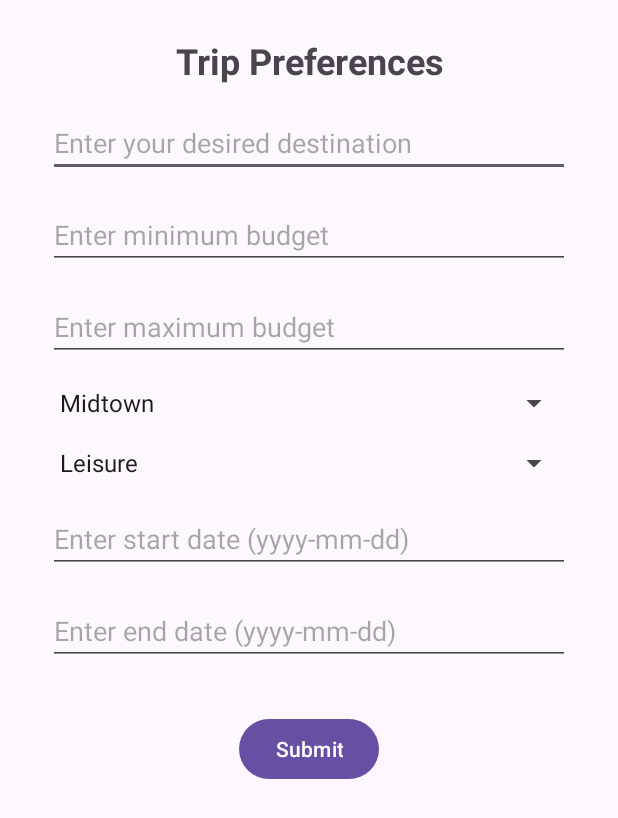
After one commit to 56bar56/finalProject, an Android app: the questionnaireActivity screen opened directly, with no data from a screen before it, on a phone screen of 412 x 824 dp. The commit adds this screen. Shown: the top 818 px of the screen. Run offline under Robolectric (Android 15) with nearby library versions, the phone set to English and light mode, and no system bars.

Commit message:
questionnaire activity

```diff
--- a/app/src/main/AndroidManifest.xml
+++ b/app/src/main/AndroidManifest.xml
@@ -18,12 +18,16 @@
         android:theme="@style/Theme.Targil4_AP2"
         android:usesCleartextTraffic="true"
         tools:targetApi="31">
+        <activity
+            android:name=".questionnaireActivity"
+            android:exported="false" />
+
         <service
             android:name=".MyService"
             android:enabled="true"
             android:exported="true">
             <intent-filter>
-                <action android:name="com.google.firebase.MESSAGING_EVENT"/>
+                <action android:name="com.google.firebase.MESSAGING_EVENT" />
             </intent-filter>
         </service>
 
@@ -44,7 +48,7 @@
             android:exported="false" />
         <activity
             android:name=".SettingsActivity"
-            android:exported="false"/>
+            android:exported="false" />
         <activity
             android:name=".MainActivity"
             android:exported="true">
--- /dev/null
+++ b/app/src/main/java/com/example/finalproject/questionnaireActivity.java
@@ -0,0 +1,74 @@
+package com.example.finalproject;
+
+import androidx.appcompat.app.AppCompatActivity;
+
+import android.os.Bundle;
+import android.view.View;
+import android.widget.ArrayAdapter;
+import android.widget.Button;
+import android.widget.EditText;
+import android.widget.Spinner;
+import android.widget.Toast;
+
+public class questionnaireActivity extends AppCompatActivity {
+
+    private EditText destinationInput;
+    private EditText minBudgetInput;
+    private EditText maxBudgetInput;
+    private Spinner locationPreferenceSpinner;
+    private Spinner tripTypeSpinner;
+    private EditText startDateInput;
+    private EditText endDateInput;
+    private Button submitButton;
+
+    @Override
+    protected void onCreate(Bundle savedInstanceState) {
+        super.onCreate(savedInstanceState);
+        setContentView(R.layout.activity_questionnaire);
+
+        // Initialize the input fields and buttons
+        destinationInput = findViewById(R.id.destinationInput);
+        minBudgetInput = findViewById(R.id.minBudgetInput);
+        maxBudgetInput = findViewById(R.id.maxBudgetInput);
+        locationPreferenceSpinner = findViewById(R.id.locationPreferenceSpinner);
+        tripTypeSpinner = findViewById(R.id.tripTypeSpinner);
+        startDateInput = findViewById(R.id.startDateInput);
+        endDateInput = findViewById(R.id.endDateInput);
+        submitButton = findViewById(R.id.submitButton);
+
+        // Set up the spinners with options
+        ArrayAdapter<CharSequence> locationAdapter = ArrayAdapter.createFromResource(this,
+                R.array.location_preferences, android.R.layout.simple_spinner_item);
+        locationAdapter.setDropDownViewResource(android.R.layout.simple_spinner_dropdown_item);
+        locationPreferenceSpinner.setAdapter(locationAdapter);
+
+        ArrayAdapter<CharSequence> tripTypeAdapter = ArrayAdapter.createFromResource(this,
+                R.array.trip_types, android.R.layout.simple_spinner_item);
+        tripTypeAdapter.setDropDownViewResource(android.R.layout.simple_spinner_dropdown_item);
+        tripTypeSpinner.setAdapter(tripTypeAdapter);
+
+        // Set a click listener for the submit button
+        submitButton.setOnClickListener(new View.OnClickListener() {
+            @Override
+            public void onClick(View v) {
+                // Get the input values
+                String destination = destinationInput.getText().toString();
+                String minBudget = minBudgetInput.getText().toString();
+                String maxBudget = maxBudgetInput.getText().toString();
+                String locationPreference = locationPreferenceSpinner.getSelectedItem().toString();
+                String tripType = tripTypeSpinner.getSelectedItem().toString();
+                String startDate = startDateInput.getText().toString();
+                String endDate = endDateInput.getText().toString();
+
+                // You can add validation here if needed
+                if (destination.isEmpty() || minBudget.isEmpty() || maxBudget.isEmpty() ||
+                        startDate.isEmpty() || endDate.isEmpty()) {
+                    Toast.makeText(questionnaireActivity.this, "Please fill all required fields", Toast.LENGTH_SHORT).show();
+                } else {
+                    // Process the data (e.g., save it, send it to another activity)
+                    Toast.makeText(questionnaireActivity.this, "Trip preferences saved!", Toast.LENGTH_SHORT).show();
+                }
+            }
+        });
+    }
+}
--- /dev/null
+++ b/app/src/main/res/layout/activity_questionnaire.xml
@@ -0,0 +1,129 @@
+<?xml version="1.0" encoding="utf-8"?>
+<androidx.constraintlayout.widget.ConstraintLayout
+    xmlns:android="http://schemas.android.com/apk/res/android"
+    xmlns:app="http://schemas.android.com/apk/res-auto"
+    xmlns:tools="http://schemas.android.com/tools"
+    android:layout_width="match_parent"
+    android:layout_height="match_parent"
+    tools:context=".questionnaireActivity">
+
+    <!-- Title TextView -->
+    <TextView
+        android:id="@+id/questionnaireTitle"
+        android:layout_width="0dp"
+        android:layout_height="wrap_content"
+        android:text="Trip Preferences"
+        android:textSize="24sp"
+        android:textStyle="bold"
+        android:gravity="center"
+        app:layout_constraintTop_toTopOf="parent"
+        app:layout_constraintLeft_toLeftOf="parent"
+        app:layout_constraintRight_toRightOf="parent"
+        android:layout_marginTop="24dp"
+        android:layout_marginBottom="24dp" />
+
+    <!-- Destination Input -->
+    <EditText
+        android:id="@+id/destinationInput"
+        android:layout_width="0dp"
+        android:layout_height="wrap_content"
+        android:hint="Enter your desired destination"
+        app:layout_constraintTop_toBottomOf="@id/questionnaireTitle"
+        app:layout_constraintLeft_toLeftOf="parent"
+        app:layout_constraintRight_toRightOf="parent"
+        android:layout_marginStart="32dp"
+        android:layout_marginEnd="32dp"
+        android:layout_marginTop="16dp" />
+
+    <!-- Minimum Budget Input -->
+    <EditText
+        android:id="@+id/minBudgetInput"
+        android:layout_width="0dp"
+        android:layout_height="wrap_content"
+        android:hint="Enter minimum budget"
+        android:inputType="number"
+        app:layout_constraintTop_toBottomOf="@id/destinationInput"
+        app:layout_constraintLeft_toLeftOf="parent"
+        app:layout_constraintRight_toRightOf="parent"
+        android:layout_marginStart="32dp"
+        android:layout_marginEnd="32dp"
+        android:layout_marginTop="16dp" />
+
+    <!-- Maximum Budget Input -->
+    <EditText
+        android:id="@+id/maxBudgetInput"
+        android:layout_width="0dp"
+        android:layout_height="wrap_content"
+        android:hint="Enter maximum budget"
+        android:inputType="number"
+        app:layout_constraintTop_toBottomOf="@id/minBudgetInput"
+        app:layout_constraintLeft_toLeftOf="parent"
+        app:layout_constraintRight_toRightOf="parent"
+        android:layout_marginStart="32dp"
+        android:layout_marginEnd="32dp"
+        android:layout_marginTop="16dp" />
+
+    <!-- Location Preference Spinner -->
+    <Spinner
+        android:id="@+id/locationPreferenceSpinner"
+        android:layout_width="0dp"
+        android:layout_height="wrap_content"
+        app:layout_constraintTop_toBottomOf="@id/maxBudgetInput"
+        app:layout_constraintLeft_toLeftOf="parent"
+        app:layout_constraintRight_toRightOf="parent"
+        android:layout_marginStart="32dp"
+        android:layout_marginEnd="32dp"
+        android:layout_marginTop="16dp" />
+
+    <!-- Trip Type Spinner -->
+    <Spinner
+        android:id="@+id/tripTypeSpinner"
+        android:layout_width="0dp"
+        android:layout_height="wrap_content"
+        app:layout_constraintTop_toBottomOf="@id/locationPreferenceSpinner"
+        app:layout_constraintLeft_toLeftOf="parent"
+        app:layout_constraintRight_toRightOf="parent"
+        android:layout_marginStart="32dp"
+        android:layout_marginEnd="32dp"
+        android:layout_marginTop="16dp" />
+
+    <!-- Start Date Input -->
+    <EditText
+        android:id="@+id/startDateInput"
+        android:layout_width="0dp"
+        android:layout_height="wrap_content"
+        android:hint="Enter start date (yyyy-mm-dd)"
+        android:inputType="date"
+        app:layout_constraintTop_toBottomOf="@id/tripTypeSpinner"
+        app:layout_constraintLeft_toLeftOf="parent"
+        app:layout_constraintRight_toRightOf="parent"
+        android:layout_marginStart="32dp"
+        android:layout_marginEnd="32dp"
+        android:layout_marginTop="16dp" />
+
+    <!-- End Date Input -->
+    <EditText
+        android:id="@+id/endDateInput"
+        android:layout_width="0dp"
+        android:layout_height="wrap_content"
+        android:hint="Enter end date (yyyy-mm-dd)"
+        android:inputType="date"
+        app:layout_constraintTop_toBottomOf="@id/startDateInput"
+        app:layout_constraintLeft_toLeftOf="parent"
+        app:layout_constraintRight_toRightOf="parent"
+        android:layout_marginStart="32dp"
+        android:layout_marginEnd="32dp"
+        android:layout_marginTop="16dp" />
+
+    <!-- Submit Button -->
+    <Button
+        android:id="@+id/submitButton"
+        android:layout_width="wrap_content"
+        android:layout_height="wrap_content"
+        android:text="Submit"
+        app:layout_constraintTop_toBottomOf="@id/endDateInput"
+        app:layout_constraintLeft_toLeftOf="parent"
+        app:layout_constraintRight_toRightOf="parent"
+        android:layout_marginTop="32dp" />
+
+</androidx.constraintlayout.widget.ConstraintLayout>
--- a/app/src/main/res/values/strings.xml
+++ b/app/src/main/res/values/strings.xml
@@ -1,3 +1,19 @@
 <resources>
     <string name="app_name">Targil4_AP2</string>
+    <!-- Array for Location Preferences -->
+    <string-array name="location_preferences">
+        <item>Midtown</item>
+        <item>Suburbs</item>
+        <item>Rural</item>
+        <item>Beachfront</item>
+    </string-array>
+
+    <!-- Array for Trip Types -->
+    <string-array name="trip_types">
+        <item>Leisure</item>
+        <item>Business</item>
+        <item>Adventure</item>
+        <item>Cultural</item>
+        <item>Relaxation</item>
+    </string-array>
 </resources>
```
